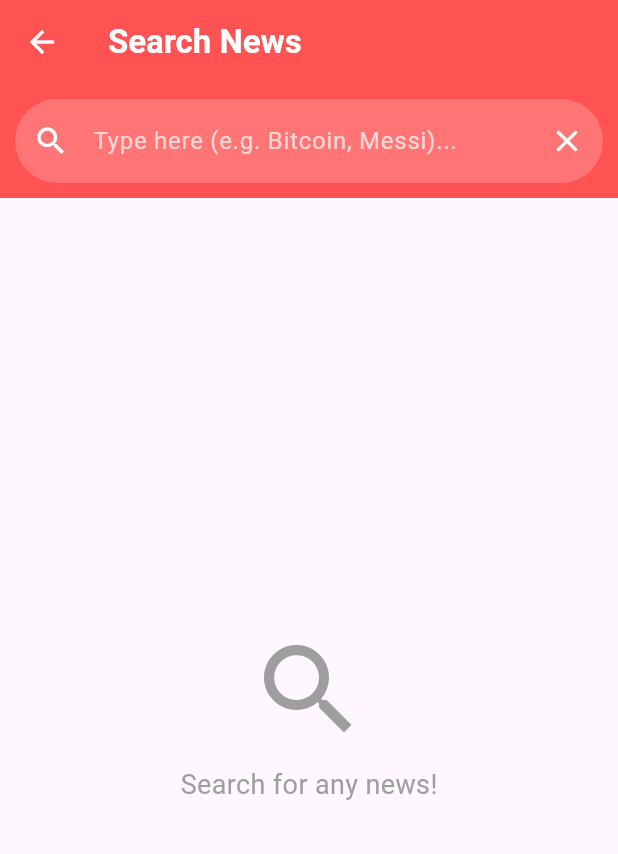
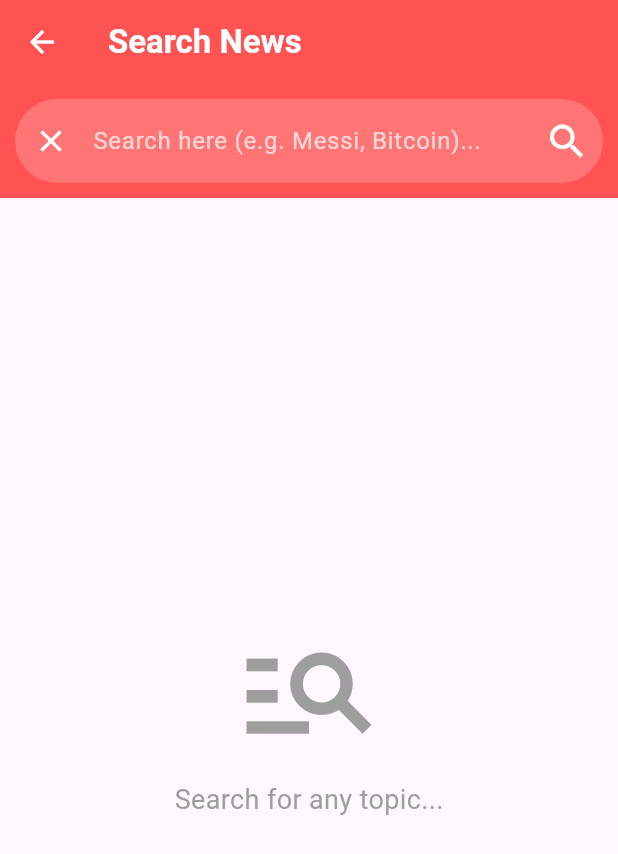
Before and after one commit to imonsutradhar/bd_news_app_flutter, a Flutter app: the SearchPage screen opened directly, on a phone screen of 412 x 824 dp. Shown: the top 854 px of the screen. Run offline on Flutter 3.47's test engine with Material 3 defaults, Android fonts, the phone set to English and light mode, and no system bars; our stand-ins replace cached_network_image, webview_flutter; network calls fail.

Commit message:
Search option fixed and working perfectly

```diff
--- a/lib/search_page.dart
+++ b/lib/search_page.dart
@@ -1,5 +1,5 @@
 import 'package:flutter/material.dart';
-import 'news_page.dart'; // NewsPage কে রি-ইউজ করছি
+import 'news_page.dart'; // NewsPage-কে ডাকছি
 
 class SearchPage extends StatefulWidget {
   const SearchPage({super.key});
@@ -12,6 +12,17 @@ class _SearchPageState extends State<SearchPage> {
   TextEditingController searchController = TextEditingController();
   String searchText = "";
 
+  // সার্চ শুরু করার ফাংশন
+  void triggerSearch() {
+    if (searchController.text.isNotEmpty) {
+      setState(() {
+        searchText = searchController.text;
+      });
+      // সার্চ করার পর কিবোর্ড হাইড করে দেবে
+      FocusScope.of(context).unfocus();
+    }
+  }
+
   @override
   Widget build(BuildContext context) {
     return Scaffold(
@@ -23,7 +34,7 @@ class _SearchPageState extends State<SearchPage> {
       ),
       body: Column(
         children: [
-          // 🔍 সার্চ বার (যেখানে লিখবে)
+          // 🔍 সার্চ বার
           Container(
             padding: const EdgeInsets.all(10),
             color: Colors.redAccent,
@@ -31,10 +42,11 @@ class _SearchPageState extends State<SearchPage> {
               controller: searchController,
               style: const TextStyle(color: Colors.white),
               decoration: InputDecoration(
-                hintText: "Type here (e.g. Bitcoin, Messi)...",
+                hintText: "Search here (e.g. Messi, Bitcoin)...",
                 hintStyle: const TextStyle(color: Colors.white70),
-                prefixIcon: const Icon(Icons.search, color: Colors.white),
-                suffixIcon: IconButton(
+
+                // ক্লিয়ার বাটন (লেখা মোছার জন্য)
+                prefixIcon: IconButton(
                   icon: const Icon(Icons.clear, color: Colors.white),
                   onPressed: () {
                     searchController.clear();
@@ -43,6 +55,13 @@ class _SearchPageState extends State<SearchPage> {
                     });
                   },
                 ),
+
+                // সার্চ বাটন (ক্লিক করলে সার্চ হবে)
+                suffixIcon: IconButton(
+                  icon: const Icon(Icons.search, color: Colors.white, size: 30),
+                  onPressed: triggerSearch, // এখানে ক্লিক করলে সার্চ হবে
+                ),
+
                 border: OutlineInputBorder(
                   borderRadius: BorderRadius.circular(30),
                   borderSide: BorderSide.none,
@@ -50,30 +69,26 @@ class _SearchPageState extends State<SearchPage> {
                 filled: true,
                 fillColor: Colors.white.withOpacity(0.2),
               ),
-              onSubmitted: (value) {
-                // এন্টার চাপলে সার্চ শুরু হবে
-                setState(() {
-                  searchText = value;
-                });
-              },
+              // কিবোর্ডের এন্টার চাপলেও সার্চ হবে
+              onSubmitted: (value) => triggerSearch(),
             ),
           ),
 
-          // 👇 রেজাল্ট দেখানো (NewsPage কে কল করা হচ্ছে)
+          // 👇 রেজাল্ট দেখানো
           Expanded(
             child: searchText.isEmpty
                 ? const Center(
               child: Column(
                 mainAxisAlignment: MainAxisAlignment.center,
                 children: [
-                  Icon(Icons.search, size: 80, color: Colors.grey),
+                  Icon(Icons.manage_search, size: 100, color: Colors.grey),
                   SizedBox(height: 10),
-                  Text("Search for any news!", style: TextStyle(color: Colors.grey, fontSize: 18)),
+                  Text("Search for any topic...", style: TextStyle(color: Colors.grey, fontSize: 18)),
                 ],
               ),
             )
                 : NewsPage(
-              key: ValueKey(searchText), // কীওয়ার্ড চেঞ্জ হলে রিফ্রেশ হবে
+              key: ValueKey(searchText), // কীওয়ার্ড চেঞ্জ হলে নিউজ রিফ্রেশ হবে
               query: searchText,
             ),
           ),
```
